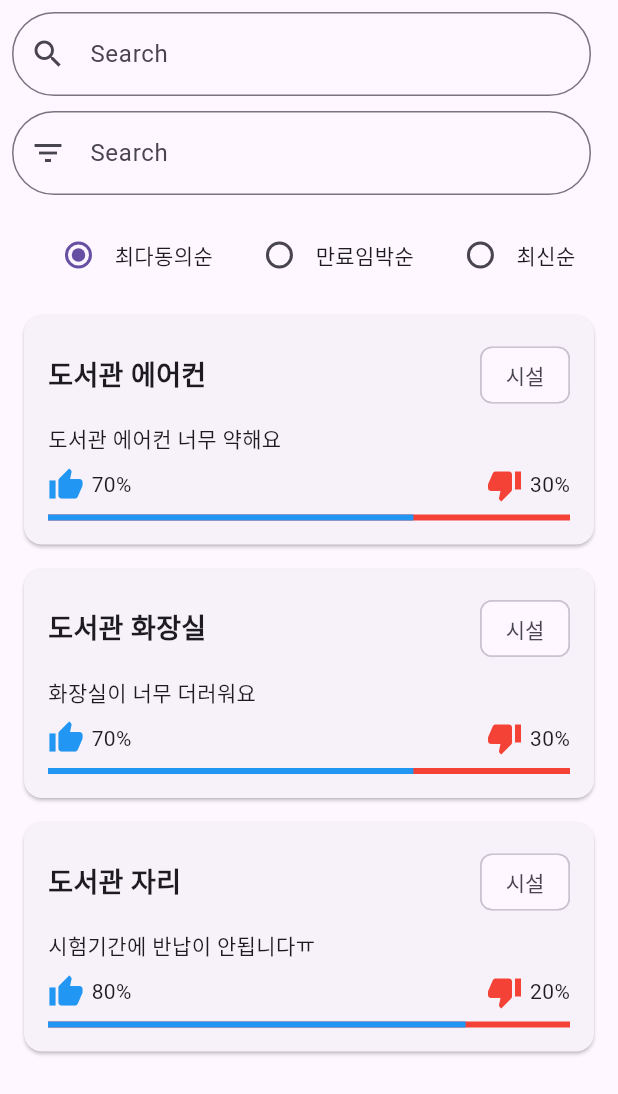
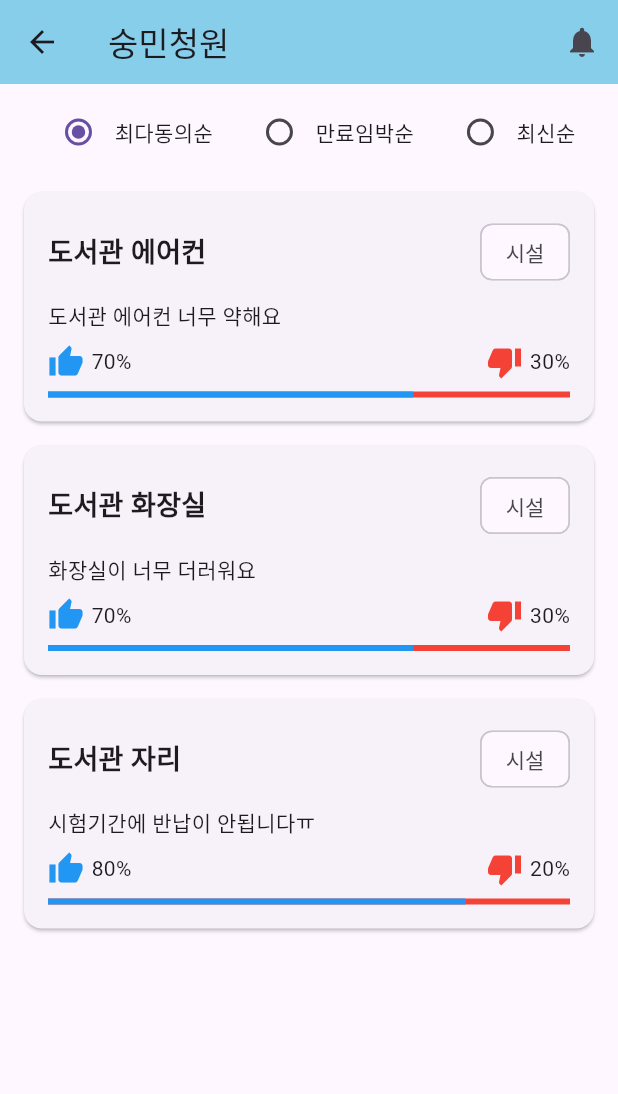
Before and after one commit to SoongMinChungWon/SoongMin_Front, a Flutter app: the Wait screen opened directly, on a phone screen of 412 x 824 dp. Shown: the top 1094 px of the screen. Run offline on Flutter 3.47's test engine with Material 3 defaults, Android fonts, the light colour scheme and no system bars; our stand-ins replace animated_bottom_navigation_bar, flutter_riverpod, go_router.

Commit message:
[Feat] 페이지 넘어가는거 구현

```diff
--- a/lib/core/routes/routes.dart
+++ b/lib/core/routes/routes.dart
@@ -5,6 +5,7 @@ import 'package:sw/src/bottom_nav.dart';
 import 'package:sw/src/LoginMian.dart';
 import 'package:sw/src/Main_Screen.dart';
 import 'package:sw/src/home.dart';
+import 'package:sw/src/wait.dart';
 
 final GlobalKey<NavigatorState> rootNavigatorKey = GlobalKey<NavigatorState>();
 final ValueNotifier<bool> refreshNotifier = ValueNotifier<bool>(false);
@@ -23,5 +24,13 @@ final GoRouter router = GoRouter(
       path: '/main',
       builder: (context, state) => MainScreen(),
     ),
+    GoRoute(
+      path: '/home',
+      builder: (context, state) => Home(),
+    ),
+    GoRoute(
+      path: '/wait',
+      builder: (context, state) => Wait(),
+    ),
   ],
 );
--- a/lib/src/Main_Screen.dart
+++ b/lib/src/Main_Screen.dart
@@ -8,11 +8,9 @@ class MainScreen extends ConsumerWidget {
 
   @override
   Widget build(BuildContext context, WidgetRef ref) {
-    final navState = ref.watch(navStateProvider);
-
     return Scaffold(
       appBar: AppBar(
-        title: Text(navState.title),
+        title: Text('숭민청원'),
         backgroundColor: Color(0xff87ceeb),
         actions: [
           IconButton(
--- a/lib/src/bottom_nav.dart
+++ b/lib/src/bottom_nav.dart
@@ -27,6 +27,7 @@ class _BottomBarState extends ConsumerState<BottomNav> {
   Widget build(BuildContext context) {
     final navStateNotifier = ref.watch(navStateProvider.notifier);
     return Scaffold(
+      body: Home(),
       floatingActionButton: FloatingActionButton(
         onPressed: () {
           context.go('/');
@@ -49,16 +50,19 @@ class _BottomBarState extends ConsumerState<BottomNav> {
             switch (index) {
               case 0:
                 navStateNotifier.updateTitle('동의 진행중');
-                context.push('/home');
+                context.push('/wait');
                 break;
               case 1:
                 navStateNotifier.updateTitle('답변 대기');
+                context.push('/wait');
                 break;
               case 2:
                 navStateNotifier.updateTitle('답변 완료');
+                context.push('/wait');
                 break;
               case 3:
                 navStateNotifier.updateTitle('마이페이지');
+                context.push('/wait');
                 break;
             }
           });
--- a/lib/src/home.dart
+++ b/lib/src/home.dart
@@ -1,9 +1,12 @@
 import 'package:flutter/material.dart';
+import 'package:flutter_riverpod/flutter_riverpod.dart';
+import 'package:sw/core/provider/nav_provider.dart';
 
-class Home extends StatelessWidget {
+class Home extends ConsumerWidget {
   @override
-  Widget build(BuildContext context) {
-    return Column(
+  Widget build(BuildContext context, WidgetRef ref) {
+    return Scaffold(
+      body: Column(
         children: [
           Padding(
             padding: const EdgeInsets.all(8.0),
@@ -94,6 +97,7 @@ class Home extends StatelessWidget {
             ),
           ),
         ],
+      ),
     );
   }
 }
--- a/lib/src/wait.dart
+++ b/lib/src/wait.dart
@@ -1,45 +1,24 @@
 import 'package:flutter/material.dart';
+import 'package:flutter_riverpod/flutter_riverpod.dart';
+import 'package:sw/core/provider/nav_provider.dart';
 
-class Wait extends StatelessWidget {
+class Wait extends ConsumerWidget {
   @override
-  Widget build(BuildContext context) {
-    return Column(
-      children: [
-        Padding(
-          padding: const EdgeInsets.all(8.0),
-          child: Row(
-            children: [
-              Expanded(
-                child: Column(
-                  children: [
-                    TextField(
-                      decoration: InputDecoration(
-                        hintText: 'Search',
-                        prefixIcon: Icon(Icons.search),
-                        border: OutlineInputBorder(
-                          borderRadius: BorderRadius.circular(30),
-                        ),
-                      ),
-                    ),
-                    SizedBox(
-                      height: 10,
-                    ),
-                    TextField(
-                      decoration: InputDecoration(
-                        hintText: 'Search',
-                        prefixIcon: Icon(Icons.filter_list),
-                        border: OutlineInputBorder(
-                          borderRadius: BorderRadius.circular(30),
-                        ),
-                      ),
+  Widget build(BuildContext context, WidgetRef ref) {
+    final navState = ref.watch(navStateProvider);
+    return Scaffold(
+      appBar: AppBar(
+        title: Text(navState.title),
+        backgroundColor: Color(0xff87ceeb),
+        actions: [
+          IconButton(
+            icon: Icon(Icons.notifications),
+            onPressed: () {},
           ),
         ],
       ),
-              ),
-              SizedBox(width: 10),
-            ],
-          ),
-        ),
+      body: Column(
+        children: [
           Padding(
             padding: const EdgeInsets.all(8.0),
             child: Row(
@@ -94,6 +73,7 @@ class Wait extends StatelessWidget {
             ),
           ),
         ],
+      ),
     );
   }
 }
```
Lines whose indentation alone changed are shown as unchanged.
